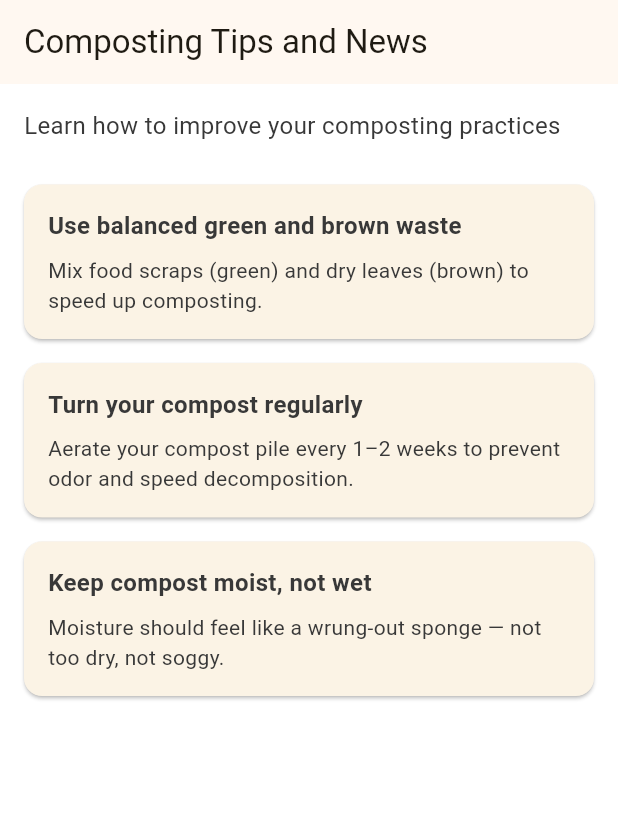
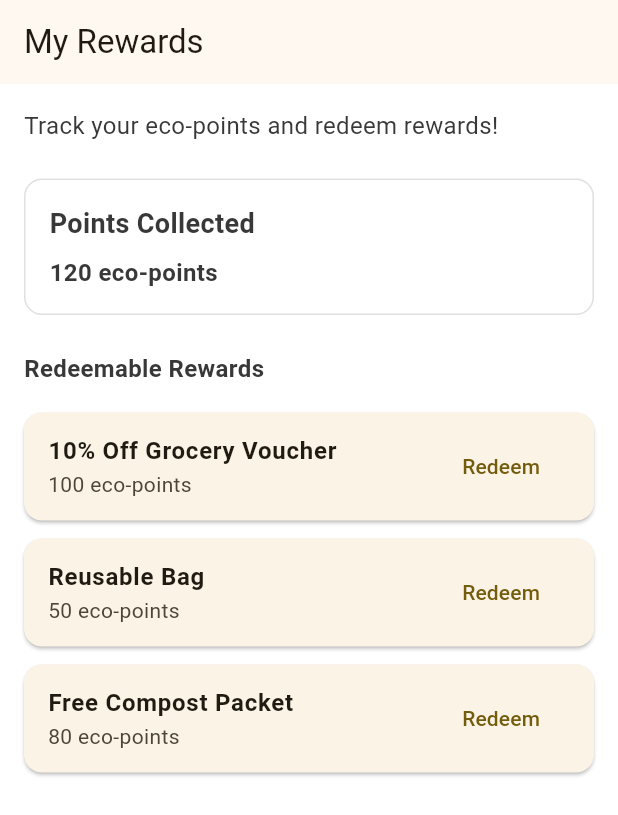
Before and after one commit to nandhns/scrapekan, a Flutter app: the screen it shows after launch, on a phone screen of 412 x 824 dp. Shown: the top 815 px of the screen. Run offline on Flutter 3.47's test engine with Material 3 defaults, Android fonts, the phone set to English and light mode, and no system bars.

Commit message:
add rewards UI

```diff
--- a/lib/main.dart
+++ b/lib/main.dart
@@ -1,6 +1,8 @@
 import 'package:flutter/material.dart';
 import 'screens/log_waste_screen.dart';
 import 'screens/compost_tips_screen.dart';
+
+import 'screens/rewards_screen.dart';
 
 void main() {
   runApp(const ScraPekanApp());
@@ -22,7 +24,7 @@
         ),
       ),
       //home: const HomePage(),
-      home: const CompostTipsScreen(), // temporary
+      home: const RewardsScreen(), // temporary
     );
   }
 }
--- /dev/null
+++ b/lib/screens/rewards_screen.dart
@@ -0,0 +1,86 @@
+import 'package:flutter/material.dart';
+
+class RewardsScreen extends StatelessWidget {
+  const RewardsScreen({super.key});
+
+  @override
+  Widget build(BuildContext context) {
+    return Scaffold(
+      appBar: AppBar(title: const Text("My Rewards")),
+      body: Padding(
+        padding: const EdgeInsets.all(16.0),
+        child: Column(
+          crossAxisAlignment: CrossAxisAlignment.start,
+          children: [
+            const Text(
+              "Track your eco-points and redeem rewards!",
+              style: TextStyle(fontSize: 16),
+            ),
+            const SizedBox(height: 24),
+            Container(
+              width: double.infinity,
+              padding: const EdgeInsets.all(16),
+              decoration: BoxDecoration(
+                border: Border.all(color: Colors.grey.shade300),
+                borderRadius: BorderRadius.circular(12),
+              ),
+              child: const Column(
+                crossAxisAlignment: CrossAxisAlignment.start,
+                children: [
+                  Text("Points Collected", style: TextStyle(fontSize: 18, fontWeight: FontWeight.bold)),
+                  SizedBox(height: 8),
+                  Text(
+                    "120 eco-points",
+                    style: const TextStyle(
+                    fontWeight: FontWeight.bold,
+                   fontSize: 16,
+                      )
+                    ),
+                ],
+              ),
+            ),
+            const SizedBox(height: 24),
+            const Text("Redeemable Rewards", style: TextStyle(fontSize: 16, fontWeight: FontWeight.bold)),
+            const SizedBox(height: 12),
+            Expanded(
+              child: ListView(
+                children: [
+                  RewardItem(title: "10% Off Grocery Voucher", points: 100),
+                  RewardItem(title: "Reusable Bag", points: 50),
+                  RewardItem(title: "Free Compost Packet", points: 80),
+                ],
+              ),
+            ),
+          ],
+        ),
+      ),
+    );
+  }
+}
+
+class RewardItem extends StatelessWidget {
+  final String title;
+  final int points;
+
+  const RewardItem({required this.title, required this.points, super.key});
+
+  @override
+  Widget build(BuildContext context) {
+    return Card(
+      margin: const EdgeInsets.symmetric(vertical: 6),
+      child: ListTile(
+        title: Text(
+          title,
+          style: const TextStyle(fontWeight: FontWeight.bold),
+          ),
+        subtitle: Text(
+          "$points eco-points",
+          ),
+        trailing: TextButton(
+          onPressed: () {},
+          child: const Text("Redeem"),
+        ),
+      ),
+    );
+  }
+}
```
Also changed, not shown: 1 other file.
